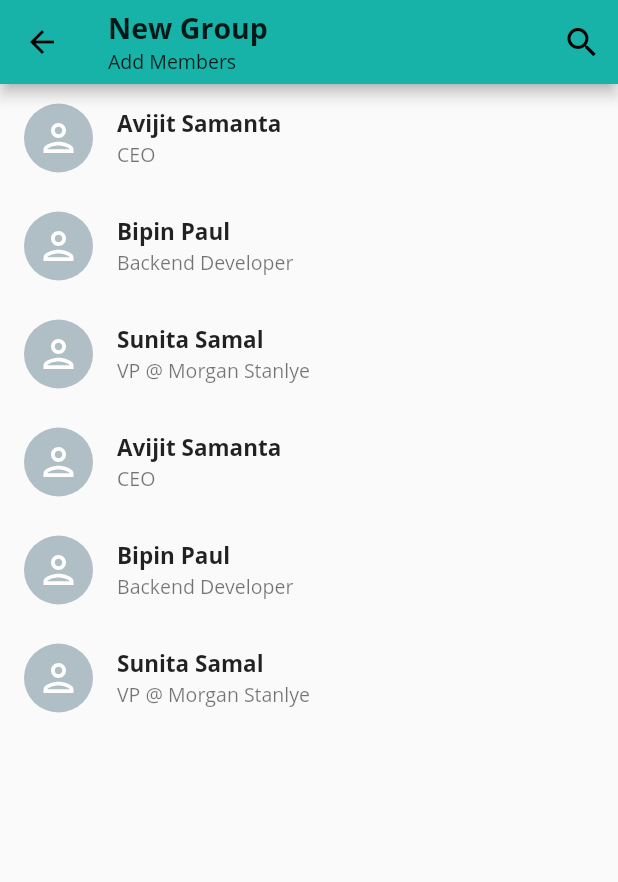
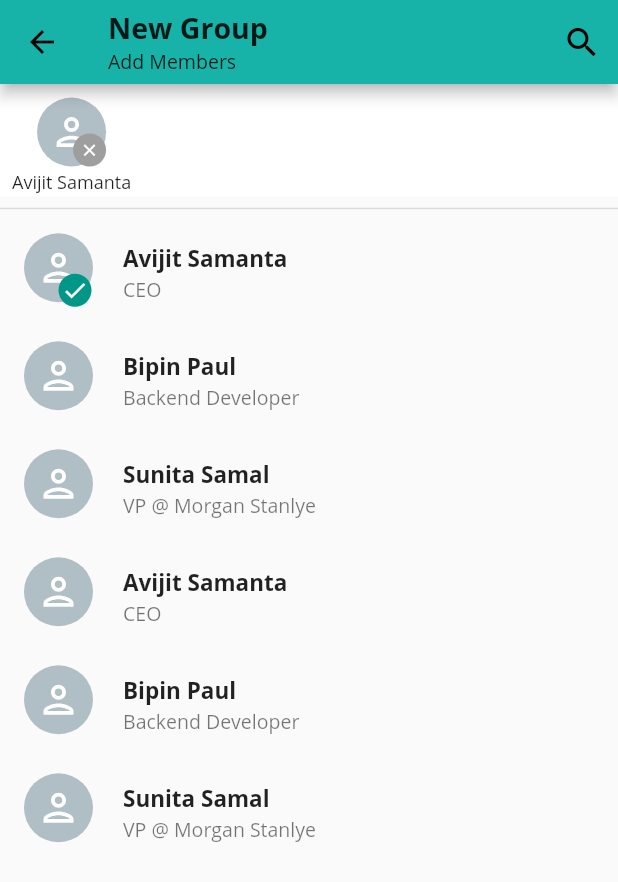
Before and after one commit to sinhajoy/Chat-App, a Flutter app: the CreateGroup screen opened directly, after a tap on "Avijit Samanta", on a phone screen of 412 x 824 dp. Shown: the top 882 px of the screen. Run offline on Flutter 3.47's test engine with Material 2 defaults, Android fonts, the light colour scheme and no system bars; our stand-ins replace flutter_svg.

Commit message:
Completed New Group Page
Completed New Group UI page
minSDK version
added dependencies for Camera

```diff
--- /dev/null
+++ b/lib/CustomUI/AvtarCard.dart
@@ -0,0 +1,59 @@
+import 'dart:ui';
+
+import 'package:flutter/material.dart';
+import 'package:flutter_svg/flutter_svg.dart';
+import 'package:my_app/Model/ChatModel.dart';
+
+class AvtarCard extends StatelessWidget {
+  const AvtarCard({Key? key, required this.contact}) : super(key: key);
+  final ChatModel contact;
+
+  @override
+  Widget build(BuildContext context) {
+    return Padding(
+      padding: const EdgeInsets.symmetric(
+        horizontal: 8,
+        vertical: 2,
+      ),
+      child: Column(
+        mainAxisAlignment: MainAxisAlignment.end,
+        children: [
+          Stack(
+            children: [
+              CircleAvatar(
+                radius: 23,
+                child: SvgPicture.asset(
+                  "assets/person.svg",
+                  color: Colors.white,
+                  height: 30,
+                  width: 30,
+                ),
+                backgroundColor: Colors.blueGrey[200],
+              ),
+              Positioned(
+                bottom: 0,
+                right: 0,
+                child: CircleAvatar(
+                  backgroundColor: Colors.grey,
+                  radius: 11,
+                  child: Icon(
+                    Icons.clear,
+                    color: Colors.white,
+                    size: 13,
+                  ),
+                ),
+              )
+            ],
+          ),
+          SizedBox(height: 2),
+          Text(
+            contact.name,
+            style: TextStyle(
+              fontSize: 12,
+            ),
+          ),
+        ],
+      ),
+    );
+  }
+}
--- a/lib/CustomUI/ContactCard.dart
+++ b/lib/CustomUI/ContactCard.dart
@@ -9,7 +9,12 @@ class ContactCard extends StatelessWidget {
   @override
   Widget build(BuildContext context) {
     return ListTile(
-      leading: CircleAvatar(
+      leading: Container(
+        height: 53,
+        width: 50,
+        child: Stack(
+          children: [
+            CircleAvatar(
               radius: 23,
               child: SvgPicture.asset(
                 "assets/person.svg",
@@ -18,6 +23,24 @@ class ContactCard extends StatelessWidget {
                 width: 30,
               ),
               backgroundColor: Colors.blueGrey[200],
+            ),
+            contact.select
+                ? Positioned(
+                    bottom: 4,
+                    right: 5,
+                    child: CircleAvatar(
+                      backgroundColor: Colors.teal,
+                      radius: 11,
+                      child: Icon(
+                        Icons.check,
+                        color: Colors.white,
+                        size: 18,
+                      ),
+                    ),
+                  )
+                : Container(),
+          ],
+        ),
       ),
       title: Text(contact.name,
           style: TextStyle(
--- a/lib/Model/ChatModel.dart
+++ b/lib/Model/ChatModel.dart
@@ -5,6 +5,7 @@ class ChatModel {
   bool isGroup;
   String time;
   String currentMessage;
+  bool select = false;
 
   ChatModel(
       {this.name = "Default",
@@ -12,5 +13,6 @@ class ChatModel {
       this.icon = "person",
       this.isGroup = false,
       this.time = "10.00 PM",
-      this.currentMessage = "bAM VOLE"});
+      this.currentMessage = "bAM VOLE",
+      this.select = false});
 }
--- a/lib/Screens/CreateGroup.dart
+++ b/lib/Screens/CreateGroup.dart
@@ -1,4 +1,5 @@
 import 'package:flutter/material.dart';
+import 'package:my_app/CustomUI/AvtarCard.dart';
 import 'package:my_app/CustomUI/ButtonCard.dart';
 import 'package:my_app/CustomUI/ContactCard.dart';
 import 'package:my_app/Model/ChatModel.dart';
@@ -11,8 +12,6 @@ class CreateGroup extends StatefulWidget {
 }
 
 class _CreateGroupState extends State<CreateGroup> {
-  @override
-  Widget build(BuildContext context) {
   List<ChatModel> contacts = [
     ChatModel(
       name: "Avijit Samanta",
@@ -39,6 +38,9 @@ class _CreateGroupState extends State<CreateGroup> {
       status: "VP @ Morgan Stanlye",
     ),
   ];
+  List<ChatModel> groups = [];
+  @override
+  Widget build(BuildContext context) {
     return Scaffold(
       appBar: AppBar(
         title: Column(
@@ -67,17 +69,71 @@ class _CreateGroupState extends State<CreateGroup> {
               )),
         ],
       ),
-      body: ListView.builder(
-        itemCount: contacts.length,
+      body: Stack(
+        children: [
+          ListView.builder(
+            itemCount: contacts.length + 1,
             itemBuilder: (context, index) {
+              if (index == 0) {
+                return Container(
+                  height: groups.length > 0 ? 90 : 10,
+                );
+              }
               return InkWell(
-            onTap: () {},
+                onTap: () {
+                  if (contacts[index - 1].select == true) {
+                    setState(() {
+                      groups.remove(contacts[index - 1]);
+                      contacts[index - 1].select = false;
+                    });
+                  } else {
+                    setState(() {
+                      groups.add(contacts[index - 1]);
+                      contacts[index - 1].select = true;
+                    });
+                  }
+                },
                 child: ContactCard(
-              contact: contacts[index],
+                  contact: contacts[index - 1],
                 ),
               );
             },
           ),
+          groups.length > 0
+              ? Column(
+                  children: [
+                    Container(
+                      height: 75,
+                      color: Colors.white,
+                      child: ListView.builder(
+                          scrollDirection: Axis.horizontal,
+                          itemCount: contacts.length,
+                          itemBuilder: (context, index) {
+                            if (contacts[index].select == true) {
+                              return InkWell(
+                                child: AvtarCard(
+                                  contact: contacts[index],
+                                ),
+                                onTap: () {
+                                  setState(() {
+                                    groups.remove(contacts[index]);
+                                    contacts[index].select = false;
+                                  });
+                                },
+                              );
+                            } else {
+                              return Container();
+                            }
+                          }),
+                    ),
+                    Divider(
+                      thickness: 1,
+                    )
+                  ],
+                )
+              : Container(),
+        ],
+      ),
     );
   }
 }
--- a/pubspec.yaml
+++ b/pubspec.yaml
@@ -32,6 +32,11 @@ dependencies:
   flutter_svg: ^0.22.0
   emoji_picker: ^0.1.0
   shared_preferences: ^0.5.12+4
+  camera: ^0.8.1+5
+  camera_platform_interface: ^2.0.0
+  path_provider: ^1.6.28
+  path:
+
 
 dev_dependencies:
   flutter_test:
```
Also changed, not shown: pubspec.lock, 1 other file. Lines whose indentation alone changed are shown as unchanged.
